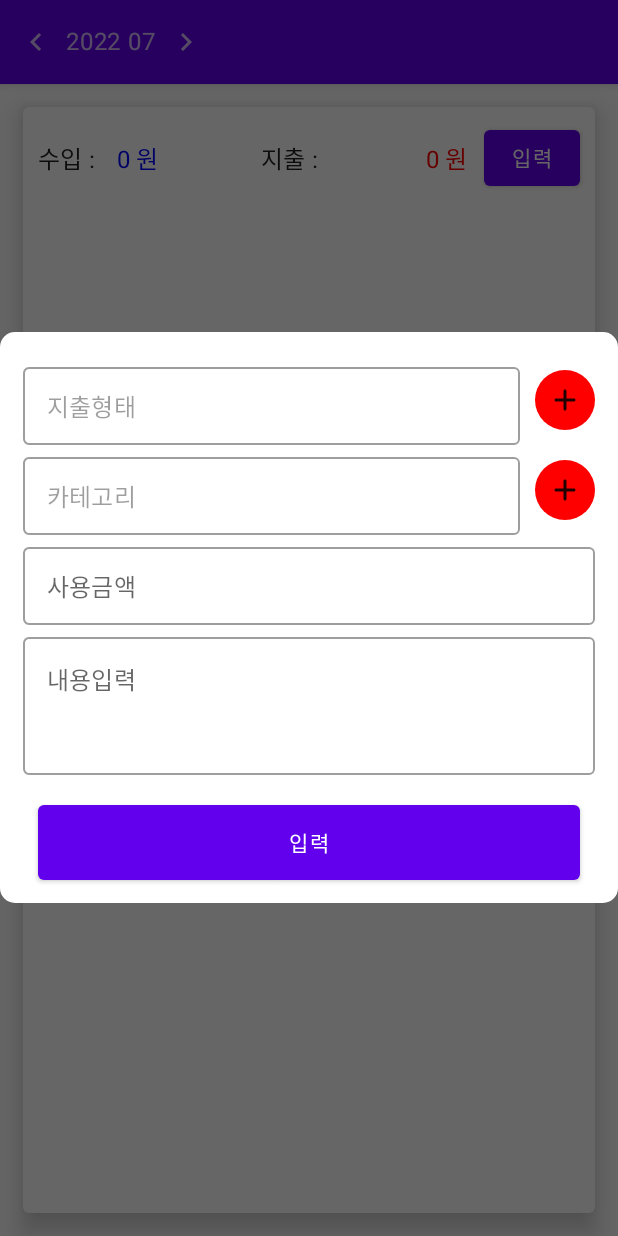
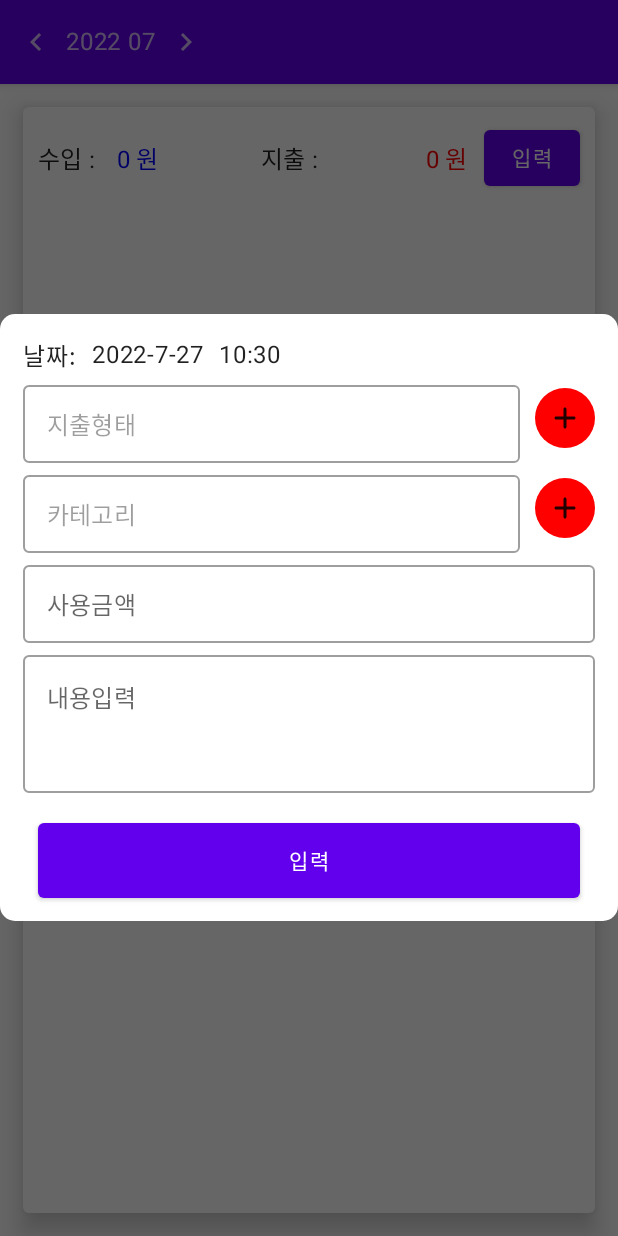
Before and after one commit to Xihoon/accountBook, an Android app built with Jetpack Compose: the screen it shows after launch (MainActivity), after a tap on "입력", on a phone screen of 412 x 824 dp. Run offline under Robolectric (Android 15) with nearby library versions, the phone set to English and light mode, and no system bars; our stand-ins replace Firebase (no records; nobody signed in at launch, a user with empty details on screens opened directly), accompanist.

Commit message:
Add logic about changing use time

```diff
--- a/app/build.gradle
+++ b/app/build.gradle
@@ -50,6 +50,7 @@ android {
 }
 
 dependencies {
+    implementation 'com.google.android.material:material:1.4.0'
     def nav_version = "2.5.0"
     implementation 'androidx.core:core-ktx:1.8.0'
     implementation "androidx.compose.ui:ui:$compose_version"
--- a/app/src/main/java/com/xihoon/moneynote/MainActivity.kt
+++ b/app/src/main/java/com/xihoon/moneynote/MainActivity.kt
@@ -8,14 +8,15 @@ import androidx.compose.foundation.layout.fillMaxSize
 import androidx.compose.material.MaterialTheme
 import androidx.compose.material.Surface
 import androidx.compose.ui.Modifier
+import androidx.fragment.app.FragmentActivity
 import com.google.accompanist.pager.ExperimentalPagerApi
 import com.xihoon.moneynote.ui.MainUi
 import com.xihoon.moneynote.ui.Utils
 import com.xihoon.moneynote.ui.theme.MoneyNoteTheme
 import com.xihoon.moneynote.viewmodel.MainViewModel
 
-@OptIn(ExperimentalPagerApi::class)
-class MainActivity : ComponentActivity() {
+class MainActivity : FragmentActivity() {
+
     private val viewModel: MainViewModel by viewModels()
     private val logger by lazy { Logger() }
     override fun onCreate(savedInstanceState: Bundle?) {
--- a/app/src/main/java/com/xihoon/moneynote/ui/assets/AssetsList.kt
+++ b/app/src/main/java/com/xihoon/moneynote/ui/assets/AssetsList.kt
@@ -20,6 +20,7 @@ import androidx.navigation.compose.rememberNavController
 import com.xihoon.moneynote.ui.Utils.dateFormat
 import com.xihoon.moneynote.ui.Utils.decimalFormat
 import com.xihoon.moneynote.ui.Utils.sum
+import com.xihoon.moneynote.ui.source.Use
 import com.xihoon.moneynote.ui.source.UseItem
 import com.xihoon.moneynote.ui.theme.MoneyNoteTheme
 import java.util.*
@@ -64,9 +65,11 @@ private fun DateHeader(date: String, amount: String) {
             .background(MaterialTheme.colors.secondary)
     ) {
         Row {
-            Text(text = date, modifier = Modifier
-                .weight(1f)
-                .wrapContentHeight())
+            Text(
+                text = date, modifier = Modifier
+                    .weight(1f)
+                    .wrapContentHeight()
+            )
             Text(text = amount, color = Color.Red)
         }
 
@@ -110,12 +113,12 @@ fun AssetsListPreview() {
                 .fillMaxWidth()
                 .wrapContentHeight()
         ) {
-            AssetsList(remember { mutableStateOf(emptyList()) }, rememberNavController())
+            AssetsList(remember { mutableStateOf(previewItem) }, rememberNavController())
         }
     }
 }
 
-@Preview(showBackground = true, uiMode = Configuration.UI_MODE_NIGHT_YES)
+@Preview(showBackground = false, uiMode = Configuration.UI_MODE_NIGHT_YES)
 @Composable
 fun AssetsListNightUiPreview() {
     MoneyNoteTheme {
@@ -124,7 +127,19 @@ fun AssetsListNightUiPreview() {
                 .fillMaxWidth()
                 .wrapContentHeight()
         ) {
-            AssetsList(remember { mutableStateOf(emptyList()) }, rememberNavController())
+            AssetsList(remember { mutableStateOf(previewItem) }, rememberNavController())
         }
     }
 }
+
+private val previewItem = listOf(
+    UseItem(
+        "key",
+        Use(
+            useType = "카드",
+            category = "간식",
+            amount = 10000,
+            comment = "하하"
+        )
+    )
+)
--- a/app/src/main/java/com/xihoon/moneynote/ui/assets/detail/DetailUi.kt
+++ b/app/src/main/java/com/xihoon/moneynote/ui/assets/detail/DetailUi.kt
@@ -101,6 +101,7 @@ private fun DetailContent(
         viewModel,
         { openUseType(it) },
         { openCategory(it) },
+        item.value?.use?.time,
         item.value?.use?.useType,
         item.value?.use?.category,
         item.value?.use?.amount?.toString(),
--- a/app/src/main/java/com/xihoon/moneynote/ui/assets/expenses/ExpensesContent.kt
+++ b/app/src/main/java/com/xihoon/moneynote/ui/assets/expenses/ExpensesContent.kt
@@ -1,7 +1,11 @@
 package com.xihoon.moneynote.ui.assets.expenses
 
+import android.app.DatePickerDialog
+import android.app.TimePickerDialog
 import android.content.Context
+import android.content.res.Configuration
 import androidx.compose.foundation.background
+import androidx.compose.foundation.clickable
 import androidx.compose.foundation.layout.*
 import androidx.compose.foundation.shape.CircleShape
 import androidx.compose.foundation.text.KeyboardOptions
@@ -24,6 +28,7 @@ import com.xihoon.moneynote.ui.composable.collectAsStateLifecycleAware
 import com.xihoon.moneynote.ui.source.Use
 import com.xihoon.moneynote.ui.theme.MoneyNoteTheme
 import com.xihoon.moneynote.viewmodel.MainViewModel
+import java.util.*
 
 @Composable
 fun ExpensesContent(
@@ -31,6 +36,7 @@ fun ExpensesContent(
     viewModel: MainViewModel,
     openUseType: (Boolean) -> Unit,
     openCategory: (Boolean) -> Unit,
+    time: Long?,
     initUseType: String? = null,
     initCategory: String? = null,
     initAmount: String? = null,
@@ -51,6 +57,9 @@ fun ExpensesContent(
             .wrapContentHeight()
             .padding(15.dp)
     ) {
+        var useTime by remember { mutableStateOf(System.currentTimeMillis()) }
+        TimeUi(time) { useTime = it }
+
         var useType by remember { mutableStateOf("") }
         if (!isEditable || initUseType != null) {
             UseType(useTypes, useType.ifEmpty { initUseType }, openUseType) { useType = it }
@@ -87,6 +96,7 @@ fun ExpensesContent(
                 CompleteButton(
                     context,
                     isEditable,
+                    useTime,
                     useType.ifEmpty { initUseType ?: "" },
                     category.ifEmpty { initCategory ?: "" },
                     amount.ifEmpty { initAmount ?: "" },
@@ -105,6 +115,114 @@ fun ExpensesContent(
                 }
             }
         }
+    }
+}
+
+@Composable
+private fun TimeUi(time: Long?, update: (time: Long) -> Unit) {
+    if (time == null) return
+    val calendar = Calendar.getInstance().also { it.time = Date(time) }
+    val updateCalendar = Calendar.getInstance().also { it.time = Date(time) }
+    Row(
+        modifier = Modifier
+            .fillMaxWidth()
+            .wrapContentHeight(),
+        horizontalArrangement = Arrangement.spacedBy(10.dp),
+        verticalAlignment = Alignment.CenterVertically
+    ) {
+        Text("날짜:")
+
+        ShowDatePicker(
+            LocalContext.current,
+            calendar.get(Calendar.YEAR),
+            calendar.get(Calendar.MONTH),
+            calendar.get(Calendar.DAY_OF_MONTH)
+        ) { year, month, day ->
+            logger.info { "date changed $year,$month,$day" }
+            updateCalendar.set(year, month, day)
+            update(updateCalendar.timeInMillis)
+        }
+        ShowTimePicker(
+            LocalContext.current,
+            calendar.get(Calendar.HOUR_OF_DAY),
+            calendar.get(Calendar.MINUTE)
+        ) { hour, minute ->
+            logger.info { "time changed $hour:$minute" }
+            updateCalendar.set(Calendar.HOUR_OF_DAY, hour)
+            updateCalendar.set(Calendar.MINUTE, minute)
+            update(updateCalendar.timeInMillis)
+        }
+    }
+}
+
+@Composable
+private fun ShowDatePicker(
+    context: Context,
+    initYear: Int,
+    initMonth: Int,
+    initDay: Int,
+    updatedTime: (year: Int, month: Int, day: Int) -> Unit
+) {
+    val date = remember { mutableStateOf("$initYear-${initMonth + 1}-$initDay") }
+    val datePicker = DatePickerDialog(
+        context,
+        { _, year: Int, month: Int, day: Int ->
+            updatedTime(year, month, day)
+            date.value = "$year-${month + 1}-$day"
+        },
+        initYear, initMonth, initDay
+    )
+    Box(Modifier.clickable { datePicker.show() }) {
+        Text(text = date.value)
+    }
+
+}
+
+@Composable
+private fun ShowTimePicker(
+    context: Context,
+    initHour: Int,
+    initMinute: Int,
+    select: (hour: Int, minute: Int) -> Unit
+) {
+    val time = remember { mutableStateOf("${convertHour(initHour)}:${convertMinute(initMinute)}") }
+    val timePickerDialog = TimePickerDialog(
+        context,
+        { _, hour: Int, minute: Int ->
+            time.value = "${convertHour(hour)}:${convertMinute(minute)}"
+            select(hour, minute)
+        }, initHour, initMinute, true
+    )
+    Box(Modifier.clickable { timePickerDialog.show() }) {
+        Text(text = time.value)
+    }
+}
+
+private fun convertHour(hour: Int) = when (hour) {
+    0 -> "0"
+    in 1..9 -> "0$hour"
+    else -> hour.toString()
+}
+
+private fun convertMinute(minute: Int) = when (minute) {
+    0 -> "00"
+    in 1..9 -> "0$minute"
+    else -> minute.toString()
+}
+
+@Preview(showBackground = true, uiMode = Configuration.UI_MODE_NIGHT_NO)
+@Composable
+fun ShowTimePickerUiPreview() {
+    MoneyNoteTheme {
+        TimeUi(System.currentTimeMillis()) { }
+    }
+}
+
+@Preview(showBackground = false, uiMode = Configuration.UI_MODE_NIGHT_YES)
+@Composable
+fun ShowTimePickerNightUiPreview() {
+    MoneyNoteTheme {
+        TimeUi(System.currentTimeMillis()) { }
     }
 }
 
@@ -252,6 +370,7 @@ private fun Comment(initComment: String?, commentChanged: (String) -> Unit) {
 private fun CompleteButton(
     context: Context,
     isEditable: Boolean,
+    useTime: Long,
     useType: String,
     category: String,
     amount: String,
@@ -283,7 +402,7 @@ private fun CompleteButton(
                     category,
                     amount.toInt(),
                     comment,
-                    System.currentTimeMillis()
+                    useTime
                 )
             )
         }
@@ -314,7 +433,9 @@ fun ExpensesContentPreview() {
             false,
             MainViewModel(),
             { },
-            { }) {}
+            { },
+            System.currentTimeMillis()
+        ) {}
     }
 }
 
@@ -326,6 +447,8 @@ fun ExpensesContentEditablePreview() {
             true,
             MainViewModel(),
             { },
-            { }) {}
+            { },
+            System.currentTimeMillis()
+        ) {}
     }
 }
```
Also changed, not shown: app/src/main/java/com/xihoon/moneynote/ui/assets/expenses/ExpensesUi.kt (+22 -1 lines).
